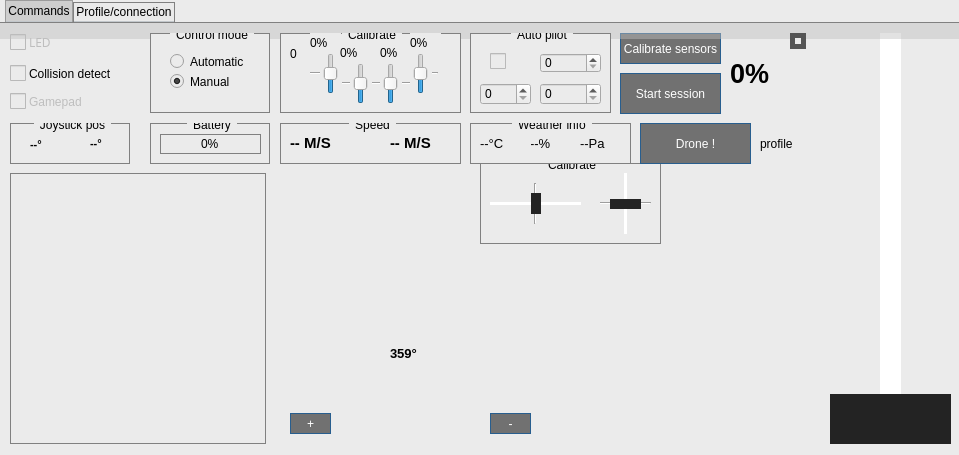
DGIProject/DGIPyDrOneQt, file dgipydrone.ui: the form before one commit.
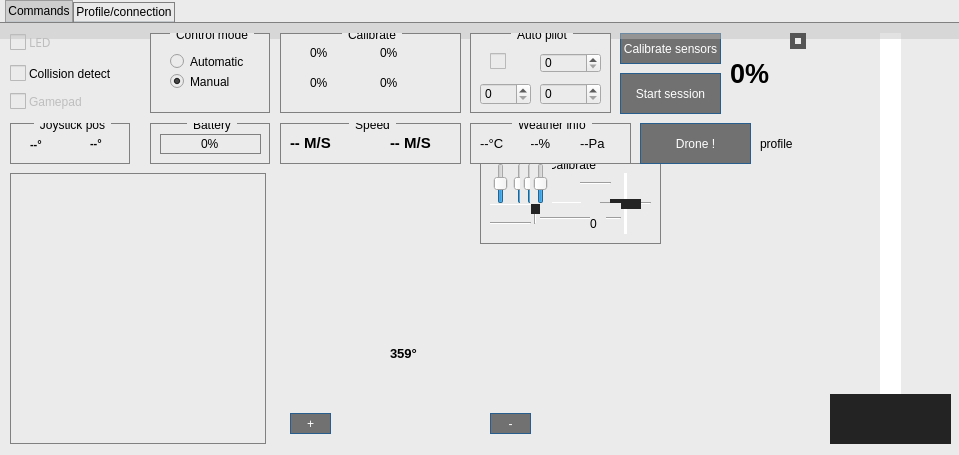
The form after the commit. Icons and pictures are not drawn.

Commit message: new calibrate system

```diff
--- a/dgipydrone.ui
+++ b/dgipydrone.ui
@@ -681,10 +681,149 @@
         <enum>Qt::Horizontal</enum>
        </property>
       </widget>
+      <widget class="QSlider" name="calibrateMotor1Slider">
+       <property name="geometry">
+        <rect>
+         <x>10</x>
+         <y>0</y>
+         <width>22</width>
+         <height>41</height>
+        </rect>
+       </property>
+       <property name="minimum">
+        <number>-60</number>
+       </property>
+       <property name="maximum">
+        <number>60</number>
+       </property>
+       <property name="singleStep">
+        <number>1</number>
+       </property>
+       <property name="orientation">
+        <enum>Qt::Vertical</enum>
+       </property>
+      </widget>
+      <widget class="QSlider" name="calibrateMotor3Slider">
+       <property name="geometry">
+        <rect>
+         <x>30</x>
+         <y>0</y>
+         <width>22</width>
+         <height>41</height>
+        </rect>
+       </property>
+       <property name="minimum">
+        <number>-60</number>
+       </property>
+       <property name="maximum">
+        <number>60</number>
+       </property>
+       <property name="orientation">
+        <enum>Qt::Vertical</enum>
+       </property>
+      </widget>
+      <widget class="QSlider" name="calibrateMotor4Slider">
+       <property name="geometry">
+        <rect>
+         <x>40</x>
+         <y>0</y>
+         <width>22</width>
+         <height>41</height>
+        </rect>
+       </property>
+       <property name="minimum">
+        <number>-60</number>
+       </property>
+       <property name="maximum">
+        <number>60</number>
+       </property>
+       <property name="orientation">
+        <enum>Qt::Vertical</enum>
+       </property>
+      </widget>
+      <widget class="QSlider" name="calibrateMotor2Slider">
+       <property name="geometry">
+        <rect>
+         <x>50</x>
+         <y>0</y>
+         <width>22</width>
+         <height>41</height>
+        </rect>
+       </property>
+       <property name="minimum">
+        <number>-60</number>
+       </property>
+       <property name="maximum">
+        <number>60</number>
+       </property>
+       <property name="orientation">
+        <enum>Qt::Vertical</enum>
+       </property>
+      </widget>
+      <widget class="Line" name="line_14">
+       <property name="geometry">
+        <rect>
+         <x>10</x>
+         <y>50</y>
+         <width>41</width>
+         <height>21</height>
+        </rect>
+       </property>
+       <property name="orientation">
+        <enum>Qt::Horizontal</enum>
+       </property>
+      </widget>
+      <widget class="Line" name="line_13">
+       <property name="geometry">
+        <rect>
+         <x>60</x>
+         <y>40</y>
+         <width>81</width>
+         <height>31</height>
+        </rect>
+       </property>
+       <property name="orientation">
+        <enum>Qt::Horizontal</enum>
+       </property>
+      </widget>
+      <widget class="Line" name="line_15">
+       <property name="geometry">
+        <rect>
+         <x>100</x>
+         <y>10</y>
+         <width>31</width>
+         <height>20</height>
+        </rect>
+       </property>
+       <property name="orientation">
+        <enum>Qt::Horizontal</enum>
+       </property>
+      </widget>
+      <widget class="QLabel" name="motorCalibrateLabel">
+       <property name="geometry">
+        <rect>
+         <x>110</x>
+         <y>50</y>
+         <width>16</width>
+         <height>21</height>
+        </rect>
+       </property>
+       <property name="text">
+        <string>0</string>
+       </property>
+      </widget>
       <zorder>line_2</zorder>
       <zorder>line</zorder>
       <zorder>leftRightCalibrate</zorder>
       <zorder>frontBackCalibrate</zorder>
+      <zorder>calibrateMotor1Slider</zorder>
+      <zorder>calibrateMotor3Slider</zorder>
+      <zorder>calibrateMotor4Slider</zorder>
+      <zorder>calibrateMotor2Slider</zorder>
+      <zorder>line_14</zorder>
+      <zorder>line_13</zorder>
+      <zorder>line_15</zorder>
+      <zorder>motorCalibrateLabel</zorder>
      </widget>
      <widget class="QGroupBox" name="groupBox_5">
       <property name="geometry">
@@ -938,143 +1077,12 @@
       <property name="title">
        <string>Calibrate</string>
       </property>
-      <widget class="QLabel" name="motorCalibrateLabel">
-       <property name="geometry">
-        <rect>
-         <x>10</x>
-         <y>10</y>
-         <width>16</width>
-         <height>21</height>
-        </rect>
-       </property>
-       <property name="text">
-        <string>0</string>
-       </property>
-      </widget>
-      <widget class="QSlider" name="calibrateMotor1Slider">
-       <property name="geometry">
-        <rect>
-         <x>40</x>
-         <y>20</y>
-         <width>22</width>
-         <height>41</height>
-        </rect>
-       </property>
-       <property name="minimum">
-        <number>-60</number>
-       </property>
-       <property name="maximum">
-        <number>60</number>
-       </property>
-       <property name="singleStep">
-        <number>1</number>
-       </property>
-       <property name="orientation">
-        <enum>Qt::Vertical</enum>
-       </property>
-      </widget>
-      <widget class="QSlider" name="calibrateMotor3Slider">
-       <property name="geometry">
-        <rect>
-         <x>70</x>
-         <y>30</y>
-         <width>22</width>
-         <height>41</height>
-        </rect>
-       </property>
-       <property name="minimum">
-        <number>-60</number>
-       </property>
-       <property name="maximum">
-        <number>60</number>
-       </property>
-       <property name="orientation">
-        <enum>Qt::Vertical</enum>
-       </property>
-      </widget>
-      <widget class="QSlider" name="calibrateMotor2Slider">
-       <property name="geometry">
-        <rect>
-         <x>130</x>
-         <y>20</y>
-         <width>22</width>
-         <height>41</height>
-        </rect>
-       </property>
-       <property name="minimum">
-        <number>-60</number>
-       </property>
-       <property name="maximum">
-        <number>60</number>
-       </property>
-       <property name="orientation">
-        <enum>Qt::Vertical</enum>
-       </property>
-      </widget>
-      <widget class="QSlider" name="calibrateMotor4Slider">
-       <property name="geometry">
-        <rect>
-         <x>100</x>
-         <y>30</y>
-         <width>22</width>
-         <height>41</height>
-        </rect>
-       </property>
-       <property name="minimum">
-        <number>-60</number>
-       </property>
-       <property name="maximum">
-        <number>60</number>
-       </property>
-       <property name="orientation">
-        <enum>Qt::Vertical</enum>
-       </property>
-      </widget>
-      <widget class="Line" name="line_13">
-       <property name="geometry">
-        <rect>
-         <x>57</x>
-         <y>35</y>
-         <width>81</width>
-         <height>31</height>
-        </rect>
-       </property>
-       <property name="orientation">
-        <enum>Qt::Horizontal</enum>
-       </property>
-      </widget>
-      <widget class="Line" name="line_14">
-       <property name="geometry">
-        <rect>
-         <x>30</x>
-         <y>30</y>
-         <width>41</width>
-         <height>21</height>
-        </rect>
-       </property>
-       <property name="orientation">
-        <enum>Qt::Horizontal</enum>
-       </property>
-      </widget>
-      <widget class="Line" name="line_15">
-       <property name="geometry">
-        <rect>
-         <x>127</x>
-         <y>30</y>
-         <width>31</width>
-         <height>20</height>
-        </rect>
-       </property>
-       <property name="orientation">
-        <enum>Qt::Horizontal</enum>
-       </property>
-      </widget>
       <widget class="QLabel" name="calibrateMotor1Label">
        <property name="geometry">
         <rect>
          <x>30</x>
-         <y>0</y>
-         <width>31</width>
+         <y>10</y>
+         <width>41</width>
          <height>20</height>
         </rect>
        </property>
@@ -1087,7 +1095,7 @@
         <rect>
          <x>100</x>
          <y>10</y>
-         <width>31</width>
+         <width>41</width>
          <height>20</height>
         </rect>
        </property>
@@ -1098,9 +1106,9 @@
       <widget class="QLabel" name="calibrateMotor3Label">
        <property name="geometry">
         <rect>
-         <x>60</x>
-         <y>10</y>
-         <width>31</width>
+         <x>100</x>
+         <y>40</y>
+         <width>41</width>
          <height>20</height>
         </rect>
        </property>
@@ -1111,9 +1119,9 @@
       <widget class="QLabel" name="calibrateMotor2Label">
        <property name="geometry">
         <rect>
-         <x>130</x>
-         <y>0</y>
-         <width>31</width>
+         <x>30</x>
+         <y>40</y>
+         <width>41</width>
          <height>20</height>
         </rect>
        </property>
@@ -1121,18 +1129,6 @@
         <string>0%</string>
        </property>
       </widget>
-      <zorder>calibrateMotor1Label</zorder>
-      <zorder>line_15</zorder>
-      <zorder>line_14</zorder>
-      <zorder>line_13</zorder>
-      <zorder>motorCalibrateLabel</zorder>
-      <zorder>calibrateMotor1Slider</zorder>
-      <zorder>calibrateMotor3Slider</zorder>
-      <zorder>calibrateMotor2Slider</zorder>
-      <zorder>calibrateMotor4Slider</zorder>
-      <zorder>calibrateMotor4Label</zorder>
-      <zorder>calibrateMotor3Label</zorder>
-      <zorder>calibrateMotor2Label</zorder>
      </widget>
      <zorder>throttleSlider</zorder>
      <zorder>checkLED</zorder>
```
The commit also changes 2 other files.
